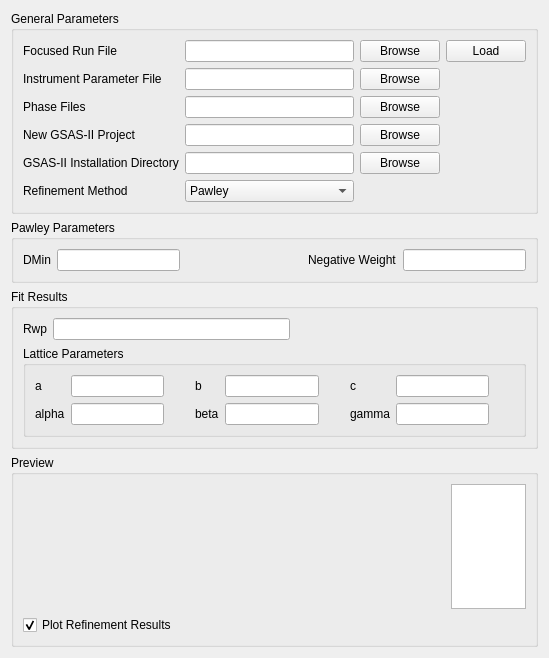
Old version of the form qt/scientific_interfaces/EnggDiffraction/EnggDiffractionQtTabGSAS.ui in the repository mantidproject/mantid.
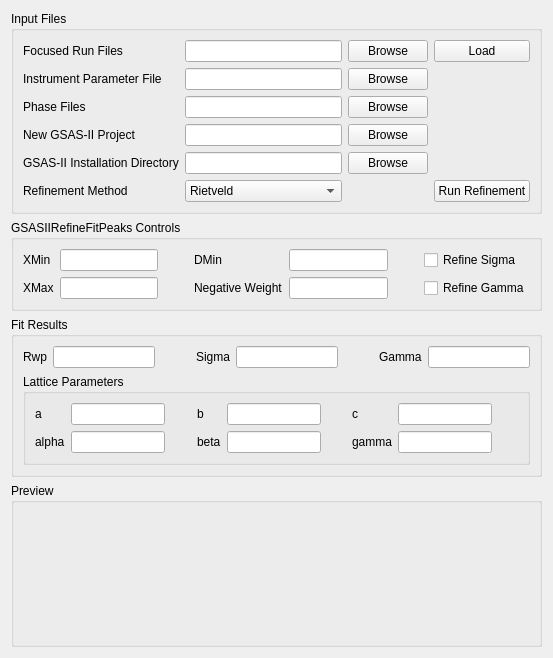
New version of the form. Custom widgets are drawn as their Qt base class.

The edit to the form file:
```diff
--- a/qt/scientific_interfaces/EnggDiffraction/EnggDiffractionQtTabGSAS.ui
+++ b/qt/scientific_interfaces/EnggDiffraction/EnggDiffractionQtTabGSAS.ui
@@ -6,7 +6,7 @@
    <rect>
     <x>0</x>
     <y>0</y>
-    <width>549</width>
+    <width>553</width>
     <height>658</height>
    </rect>
   </property>
@@ -21,7 +21,7 @@
   </property>
   <layout class="QVBoxLayout" name="verticalLayout">
    <item>
-    <widget class="QGroupBox" name="groupBox_generalParams">
+    <widget class="QGroupBox" name="groupBox_inputFiles">
      <property name="sizePolicy">
       <sizepolicy hsizetype="Preferred" vsizetype="Preferred">
        <horstretch>0</horstretch>
@@ -29,9 +29,36 @@
       </sizepolicy>
      </property>
      <property name="title">
-      <string>General Parameters</string>
+      <string>Input Files</string>
      </property>
      <layout class="QGridLayout" name="gridLayout">
+      <item row="1" column="1">
+       <widget class="QLineEdit" name="lineEdit_instParamsFile"/>
+      </item>
+      <item row="1" column="0">
+       <widget class="QLabel" name="label_instParamsFile">
+        <property name="toolTip">
+         <string>GSAS-style instrument file (extension *.prm)</string>
+        </property>
+        <property name="text">
+         <string>Instrument Parameter File</string>
+        </property>
+       </widget>
+      </item>
+      <item row="5" column="1">
+       <widget class="QComboBox" name="comboBox_refinementMethod">
+        <item>
+         <property name="text">
+          <string>Rietveld</string>
+         </property>
+        </item>
+        <item>
+         <property name="text">
+          <string>Pawley</string>
+         </property>
+        </item>
+       </widget>
+      </item>
       <item row="2" column="0">
        <widget class="QLabel" name="label_phaseFiles">
         <property name="toolTip">
@@ -42,6 +69,44 @@
         </property>
        </widget>
       </item>
+      <item row="0" column="2">
+       <widget class="QPushButton" name="pushButton_browseRunFile">
+        <property name="text">
+         <string>Browse</string>
+        </property>
+       </widget>
+      </item>
+      <item row="4" column="0">
+       <widget class="QLabel" name="label_gsasHome">
+        <property name="toolTip">
+         <string>Directory containing GSAS-II installation. This directory must contain GSASIIscriptable.py</string>
+        </property>
+        <property name="text">
+         <string>GSAS-II Installation Directory</string>
+        </property>
+       </widget>
+      </item>
+      <item row="3" column="2">
+       <widget class="QPushButton" name="pushButton_gsasProjPath">
+        <property name="text">
+         <string>Browse</string>
+        </property>
+       </widget>
+      </item>
+      <item row="2" column="2">
+       <widget class="QPushButton" name="pushButton_browsePhaseFiles">
+        <property name="text">
+         <string>Browse</string>
+        </property>
+       </widget>
+      </item>
+      <item row="0" column="3">
+       <widget class="QPushButton" name="pushButton_loadRun">
+        <property name="text">
+         <string>Load</string>
+        </property>
+       </widget>
+      </item>
       <item row="3" column="0">
        <widget class="QLabel" name="label_gsasProjPath">
         <property name="toolTip">
@@ -52,12 +117,8 @@
         </property>
        </widget>
       </item>
-      <item row="3" column="2">
-       <widget class="QPushButton" name="pushButton_gsasProjPath">
-        <property name="text">
-         <string>Browse</string>
-        </property>
-       </widget>
+      <item row="4" column="1">
+       <widget class="QLineEdit" name="lineEdit_gsasHome"/>
       </item>
       <item row="0" column="0">
        <widget class="QLabel" name="label_runFile">
@@ -65,50 +126,26 @@
          <string>Nexus file containing a spectrum focused using EnggFocus or the Focus tab</string>
         </property>
         <property name="text">
-         <string>Focused Run File</string>
+         <string>Focused Run Files</string>
         </property>
        </widget>
       </item>
       <item row="3" column="1">
        <widget class="QLineEdit" name="lineEdit_gsasProjPath"/>
       </item>
-      <item row="1" column="1">
-       <widget class="QLineEdit" name="lineEdit_instParamsFile"/>
-      </item>
-      <item row="1" column="0">
-       <widget class="QLabel" name="label_instParamsFile">
-        <property name="toolTip">
-         <string>GSAS-style instrument file (extension *.prm)</string>
-        </property>
-        <property name="text">
-         <string>Instrument Parameter File</string>
-        </property>
-       </widget>
-      </item>
-      <item row="0" column="2">
-       <widget class="QPushButton" name="pushButton_browseRunFile">
-        <property name="text">
-         <string>Browse</string>
-        </property>
-       </widget>
-      </item>
-      <item row="0" column="3">
-       <widget class="QPushButton" name="pushButton_loadRun">
-        <property name="text">
-         <string>Load</string>
-        </property>
-       </widget>
-      </item>
-      <item row="1" column="2">
-       <widget class="QPushButton" name="pushButton_browseInstParams">
-        <property name="text">
-         <string>Browse</string>
-        </property>
-       </widget>
-      </item>
       <item row="0" column="1">
        <widget class="QLineEdit" name="lineEdit_runFile"/>
       </item>
+      <item row="2" column="1">
+       <widget class="QLineEdit" name="lineEdit_phaseFiles"/>
+      </item>
+      <item row="1" column="2">
+       <widget class="QPushButton" name="pushButton_browseInstParams">
+        <property name="text">
+         <string>Browse</string>
+        </property>
+       </widget>
+      </item>
       <item row="4" column="2">
        <widget class="QPushButton" name="pushButton_browseGSASHome">
         <property name="text">
@@ -116,6 +153,13 @@
         </property>
        </widget>
       </item>
+      <item row="5" column="3">
+       <widget class="QPushButton" name="pushButton_doRefinement">
+        <property name="text">
+         <string>Run Refinement</string>
+        </property>
+       </widget>
+      </item>
       <item row="5" column="0">
        <widget class="QLabel" name="label_refinementMethod">
         <property name="toolTip">
@@ -126,59 +170,56 @@
         </property>
        </widget>
       </item>
-      <item row="4" column="1">
-       <widget class="QLineEdit" name="lineEdit_gsasHome"/>
-      </item>
-      <item row="4" column="0">
-       <widget class="QLabel" name="label_gsasHome">
-        <property name="toolTip">
-         <string>Directory containing GSAS-II installation. This directory must contain GSASIIscriptable.py</string>
-        </property>
-        <property name="text">
-         <string>GSAS-II Installation Directory</string>
-        </property>
-       </widget>
-      </item>
-      <item row="2" column="2">
-       <widget class="QPushButton" name="pushButton_browsePhaseFiles">
-        <property name="text">
-         <string>Browse</string>
-        </property>
-       </widget>
-      </item>
-      <item row="2" column="1">
-       <widget class="QLineEdit" name="lineEdit_phaseFiles"/>
-      </item>
-      <item row="5" column="1">
-       <widget class="QComboBox" name="comboBox_refinementMethod">
-        <item>
-         <property name="text">
-          <string>Pawley</string>
-         </property>
-        </item>
-        <item>
-         <property name="text">
-          <string>Rietveld</string>
-         </property>
-        </item>
-       </widget>
-      </item>
      </layout>
     </widget>
    </item>
    <item>
-    <widget class="QGroupBox" name="groupBox_pawleyParams">
-     <property name="sizePolicy">
-      <sizepolicy hsizetype="Preferred" vsizetype="Preferred">
-       <horstretch>0</horstretch>
-       <verstretch>0</verstretch>
-      </sizepolicy>
-     </property>
+    <widget class="QGroupBox" name="groupBox_algorithmControls">
      <property name="title">
-      <string>Pawley Parameters</string>
+      <string>GSASIIRefineFitPeaks Controls</string>
      </property>
-     <layout class="QHBoxLayout" name="horizontalLayout">
-      <item>
+     <layout class="QGridLayout" name="gridLayout_4">
+      <item row="0" column="0">
+       <widget class="QLabel" name="label_xMin">
+        <property name="text">
+         <string>XMin</string>
+        </property>
+       </widget>
+      </item>
+      <item row="0" column="1">
+       <widget class="QLineEdit" name="lineEdit_xMin"/>
+      </item>
+      <item row="1" column="0">
+       <widget class="QLabel" name="label_xMax">
+        <property name="text">
+         <string>XMax</string>
+        </property>
+       </widget>
+      </item>
+      <item row="1" column="2">
+       <spacer name="horizontalSpacer_2">
+        <property name="orientation">
+         <enum>Qt::Horizontal</enum>
+        </property>
+        <property name="sizeHint" stdset="0">
+         <size>
+          <width>40</width>
+          <height>20</height>
+         </size>
+        </property>
+       </spacer>
+      </item>
+      <item row="1" column="3">
+       <widget class="QLabel" name="label_pawleyNegativeWeight">
+        <property name="toolTip">
+         <string>The weight of the penalty function for negative intensities. Leave empty to use default (0)</string>
+        </property>
+        <property name="text">
+         <string>Negative Weight</string>
+        </property>
+       </widget>
+      </item>
+      <item row="0" column="3">
        <widget class="QLabel" name="label_pawleyDMin">
         <property name="toolTip">
          <string>The minimum d-spacing to use. Leave empty to use the default (1)</string>
@@ -188,15 +229,42 @@
         </property>
        </widget>
       </item>
-      <item>
+      <item row="1" column="1">
+       <widget class="QLineEdit" name="lineEdit_xMax"/>
+      </item>
+      <item row="0" column="4">
        <widget class="QLineEdit" name="lineEdit_pawleyDMin">
         <property name="layoutDirection">
          <enum>Qt::LeftToRight</enum>
         </property>
+        <property name="text">
+         <string/>
+        </property>
        </widget>
       </item>
-      <item>
-       <spacer name="horizontalSpacer_8">
+      <item row="1" column="4">
+       <widget class="QLineEdit" name="lineEdit_pawleyNegativeWeight">
+        <property name="text">
+         <string/>
+        </property>
+       </widget>
+      </item>
+      <item row="0" column="6">
+       <widget class="QCheckBox" name="checkBox_refineSigma">
+        <property name="text">
+         <string>Refine Sigma</string>
+        </property>
+       </widget>
+      </item>
+      <item row="1" column="6">
+       <widget class="QCheckBox" name="checkBox_refineGamma">
+        <property name="text">
+         <string>Refine Gamma</string>
+        </property>
+       </widget>
+      </item>
+      <item row="0" column="2">
+       <spacer name="horizontalSpacer">
         <property name="orientation">
          <enum>Qt::Horizontal</enum>
         </property>
@@ -208,18 +276,31 @@
         </property>
        </spacer>
       </item>
-      <item>
-       <widget class="QLabel" name="label_pawleyNegativeWeight">
-        <property name="toolTip">
-         <string>The weight of the penalty function for negative intensities. Leave empty to use default (0)</string>
+      <item row="0" column="5">
+       <spacer name="horizontalSpacer_3">
+        <property name="orientation">
+         <enum>Qt::Horizontal</enum>
         </property>
-        <property name="text">
-         <string>Negative Weight</string>
+        <property name="sizeHint" stdset="0">
+         <size>
+          <width>40</width>
+          <height>20</height>
+         </size>
         </property>
-       </widget>
+       </spacer>
       </item>
-      <item>
-       <widget class="QLineEdit" name="lineEdit_pawleyNegativeWeight"/>
+      <item row="1" column="5">
+       <spacer name="horizontalSpacer_4">
+        <property name="orientation">
+         <enum>Qt::Horizontal</enum>
+        </property>
+        <property name="sizeHint" stdset="0">
+         <size>
+          <width>40</width>
+          <height>20</height>
+         </size>
+        </property>
+       </spacer>
       </item>
      </layout>
     </widget>
@@ -268,6 +349,47 @@
           </property>
          </spacer>
         </item>
+        <item>
+         <widget class="QLabel" name="label_sigma">
+          <property name="text">
+           <string>Sigma</string>
+          </property>
+         </widget>
+        </item>
+        <item>
+         <widget class="QLineEdit" name="lineEdit_sigma">
+          <property name="readOnly">
+           <bool>true</bool>
+          </property>
+         </widget>
+        </item>
+        <item>
+         <spacer name="horizontalSpacer_5">
+          <property name="orientation">
+           <enum>Qt::Horizontal</enum>
+          </property>
+          <property name="sizeHint" stdset="0">
+           <size>
+            <width>40</width>
+            <height>20</height>
+           </size>
+          </property>
+         </spacer>
+        </item>
+        <item>
+         <widget class="QLabel" name="label_gamma">
+          <property name="text">
+           <string>Gamma</string>
+          </property>
+         </widget>
+        </item>
+        <item>
+         <widget class="QLineEdit" name="lineEdit_gamma">
+          <property name="readOnly">
+           <bool>true</bool>
+          </property>
+         </widget>
+        </item>
        </layout>
       </item>
       <item>
@@ -461,77 +583,11 @@
      <property name="title">
       <string>Preview</string>
      </property>
-     <layout class="QGridLayout" name="gridLayout_3">
-      <item row="1" column="0">
-       <widget class="QCheckBox" name="checkBox_showRefinementResults">
-        <property name="toolTip">
-         <string>Overplot fitted peaks and display fit output parameters, if a fit has been run</string>
-        </property>
-        <property name="text">
-         <string>Plot Refinement Results</string>
-        </property>
-        <property name="checked">
-         <bool>true</bool>
-        </property>
-       </widget>
-      </item>
-      <item row="0" column="2">
-       <widget class="QListWidget" name="listWidget_runLabels">
-        <property name="sizePolicy">
-         <sizepolicy hsizetype="Fixed" vsizetype="Preferred">
-          <horstretch>1</horstretch>
-          <verstretch>0</verstretch>
-         </sizepolicy>
-        </property>
-        <property name="minimumSize">
-         <size>
-          <width>75</width>
-          <height>0</height>
-         </size>
-        </property>
-        <property name="maximumSize">
-         <size>
-          <width>75</width>
-          <height>16777215</height>
-         </size>
-        </property>
-       </widget>
-      </item>
-      <item row="0" column="0">
-       <widget class="QwtPlot" name="plotArea">
-        <property name="sizePolicy">
-         <sizepolicy hsizetype="Expanding" vsizetype="Expanding">
-          <horstretch>4</horstretch>
-          <verstretch>2</verstretch>
-         </sizepolicy>
-        </property>
-        <property name="minimumSize">
-         <size>
-          <width>0</width>
-          <height>0</height>
-         </size>
-        </property>
-        <property name="sizeIncrement">
-         <size>
-          <width>2</width>
-          <height>2</height>
-         </size>
-        </property>
-       </widget>
-      </item>
-     </layout>
+     <layout class="QGridLayout" name="gridLayout_multiRunWidget"/>
     </widget>
    </item>
   </layout>
  </widget>
- <customwidgets>
-  <customwidget>
-   <class>QwtPlot</class>
-   <extends>QFrame</extends>
-   <header>qwt_plot.h</header>
-   <container>1</container>
-  </customwidget>
- </customwidgets>
  <resources/>
  <connections/>
 </ui>
```
